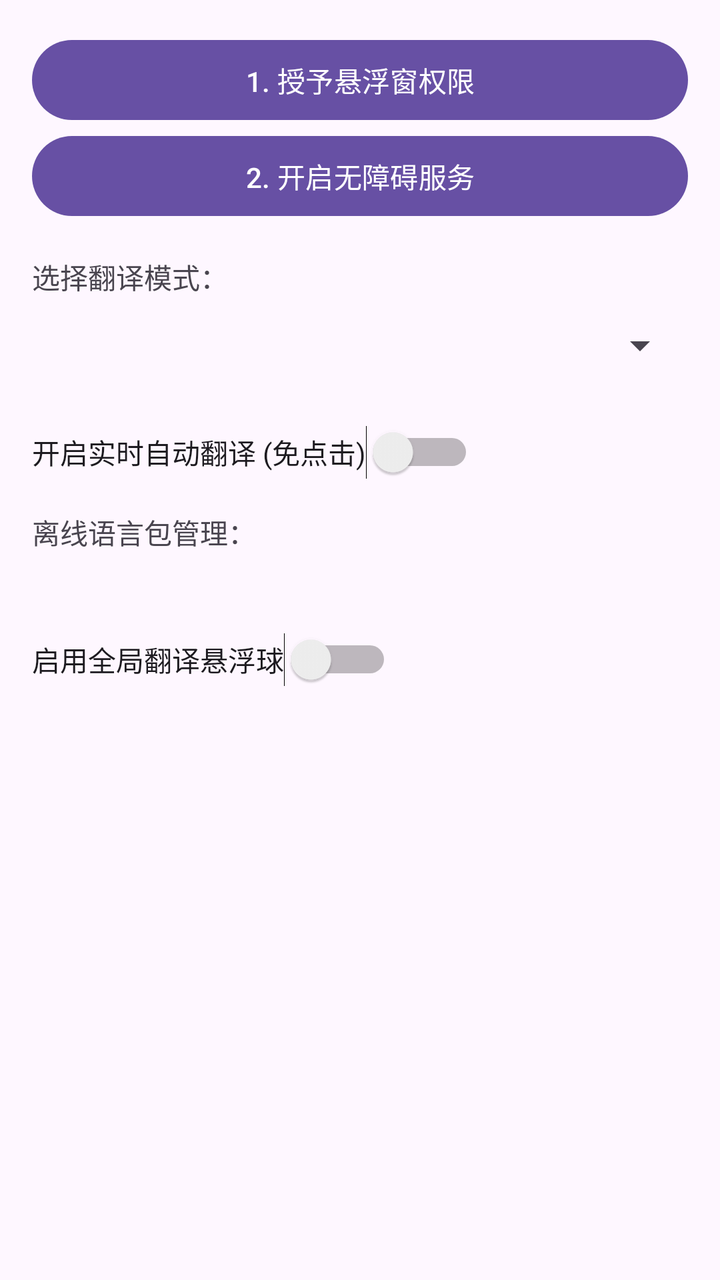
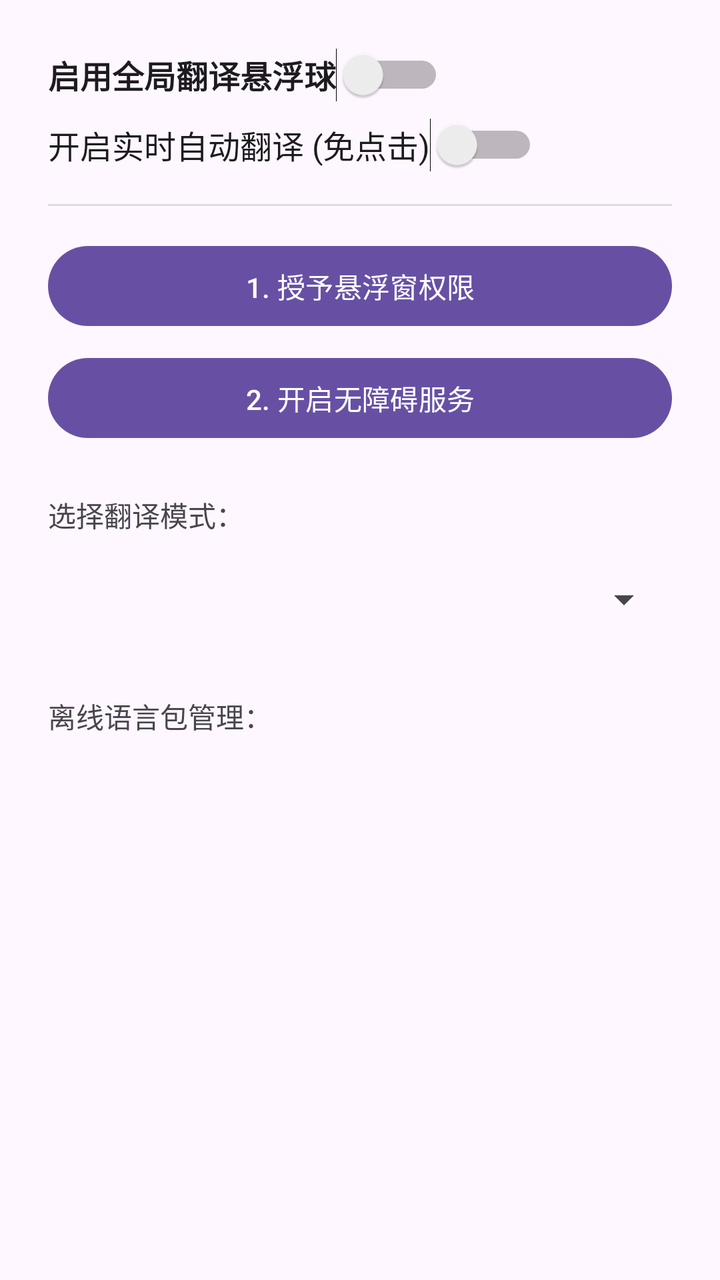

The first picture is an Android layout as it rendered before a commit; the second is the same layout after the commit. The layout source and the unified diff follow.
<!-- AndroidManifest.xml: application theme Theme.FloatTrans -->
<!-- res/layout/activity_main.xml -->
<?xml version="1.0" encoding="utf-8"?>
<LinearLayout xmlns:android="http://schemas.android.com/apk/res/android" 
    android:layout_width="match_parent" 
    android:layout_height="match_parent" 
    android:orientation="vertical" 
    android:padding="16dp">

    <Button android:id="@+id/btnOverlayPermission" android:layout_width="match_parent" android:layout_height="wrap_content" android:text="1. 授予悬浮窗权限" />
    <Button android:id="@+id/btnAccessibility" android:layout_width="match_parent" android:layout_height="wrap_content" android:text="2. 开启无障碍服务" />
    
    <TextView android:layout_width="wrap_content" android:layout_height="wrap_content" android:text="选择翻译模式：" android:layout_marginTop="16dp"/>
    <Spinner android:id="@+id/spinnerMode" android:layout_width="match_parent" android:layout_height="48dp" />
    
    <android.widget.Switch android:id="@+id/switchAutoTranslate" android:layout_width="wrap_content" android:layout_height="wrap_content" android:text="开启实时自动翻译 (免点击)" android:layout_marginTop="16dp"/>
    
    <TextView android:layout_width="wrap_content" android:layout_height="wrap_content" android:text="离线语言包管理：" android:layout_marginTop="16dp"/>
    <LinearLayout android:id="@+id/layoutLangPacks" android:layout_width="match_parent" android:layout_height="wrap_content" android:orientation="vertical" android:padding="8dp"/>
    
    <android.widget.Switch android:id="@+id/switchEnable" android:layout_width="wrap_content" android:layout_height="wrap_content" android:text="启用全局翻译悬浮球" android:layout_marginTop="24dp"/>
</LinearLayout>
<!-- resources referenced by this layout -->
<resources>
  <style name="Theme.FloatTrans" parent="Theme.Material3.DayNight.NoActionBar" />
</resources>

<!-- the commit's change to res/layout/activity_main.xml (unified diff, before → after) -->
@@ -1,20 +1,79 @@
 <?xml version="1.0" encoding="utf-8"?>
-<LinearLayout xmlns:android="http://schemas.android.com/apk/res/android" 
-    android:layout_width="match_parent" 
-    android:layout_height="match_parent" 
-    android:orientation="vertical" 
-    android:padding="16dp">
+<ScrollView xmlns:android="http://schemas.android.com/apk/res/android"
+    android:layout_width="match_parent"
+    android:layout_height="match_parent"
+    android:fillViewport="true">
 
-    <Button android:id="@+id/btnOverlayPermission" android:layout_width="match_parent" android:layout_height="wrap_content" android:text="1. 授予悬浮窗权限" />
-    <Button android:id="@+id/btnAccessibility" android:layout_width="match_parent" android:layout_height="wrap_content" android:text="2. 开启无障碍服务" />
-    
-    <TextView android:layout_width="wrap_content" android:layout_height="wrap_content" android:text="选择翻译模式：" android:layout_marginTop="16dp"/>
-    <Spinner android:id="@+id/spinnerMode" android:layout_width="match_parent" android:layout_height="48dp" />
-    
-    <android.widget.Switch android:id="@+id/switchAutoTranslate" android:layout_width="wrap_content" android:layout_height="wrap_content" android:text="开启实时自动翻译 (免点击)" android:layout_marginTop="16dp"/>
-    
-    <TextView android:layout_width="wrap_content" android:layout_height="wrap_content" android:text="离线语言包管理：" android:layout_marginTop="16dp"/>
-    <LinearLayout android:id="@+id/layoutLangPacks" android:layout_width="match_parent" android:layout_height="wrap_content" android:orientation="vertical" android:padding="8dp"/>
-    
-    <android.widget.Switch android:id="@+id/switchEnable" android:layout_width="wrap_content" android:layout_height="wrap_content" android:text="启用全局翻译悬浮球" android:layout_marginTop="24dp"/>
-</LinearLayout>
+    <LinearLayout
+        android:layout_width="match_parent"
+        android:layout_height="wrap_content"
+        android:orientation="vertical"
+        android:padding="24dp">
+
+        
+        <android.widget.Switch
+            android:id="@+id/switchEnable"
+            android:layout_width="wrap_content"
+            android:layout_height="wrap_content"
+            android:text="启用全局翻译悬浮球"
+            android:textSize="16sp"
+            android:textStyle="bold" />
+
+        <android.widget.Switch
+            android:id="@+id/switchAutoTranslate"
+            android:layout_width="wrap_content"
+            android:layout_height="wrap_content"
+            android:layout_marginTop="8dp"
+            android:text="开启实时自动翻译 (免点击)"
+            android:textSize="16sp" />
+
+        <View
+            android:layout_width="match_parent"
+            android:layout_height="1dp"
+            android:background="#DDDDDD"
+            android:layout_marginTop="16dp"
+            android:layout_marginBottom="16dp" />
+
+        
+        <Button
+            android:id="@+id/btnOverlayPermission"
+            android:layout_width="match_parent"
+            android:layout_height="wrap_content"
+            android:text="1. 授予悬浮窗权限" />
+
+        <Button
+            android:id="@+id/btnAccessibility"
+            android:layout_width="match_parent"
+            android:layout_height="wrap_content"
+            android:layout_marginTop="8dp"
+            android:text="2. 开启无障碍服务" />
+
+        
+        <TextView
+            android:layout_width="wrap_content"
+            android:layout_height="wrap_content"
+            android:text="选择翻译模式："
+            android:layout_marginTop="24dp" />
+
+        <Spinner
+            android:id="@+id/spinnerMode"
+            android:layout_width="match_parent"
+            android:layout_height="48dp"
+            android:layout_marginTop="8dp" />
+
+        
+        <TextView
+            android:layout_width="wrap_content"
+            android:layout_height="wrap_content"
+            android:text="离线语言包管理："
+            android:layout_marginTop="24dp" />
+
+        <LinearLayout
+            android:id="@+id/layoutLangPacks"
+            android:layout_width="match_parent"
+            android:layout_height="wrap_content"
+            android:orientation="vertical"
+            android:layout_marginTop="8dp" />
+
+    </LinearLayout>
+</ScrollView>
